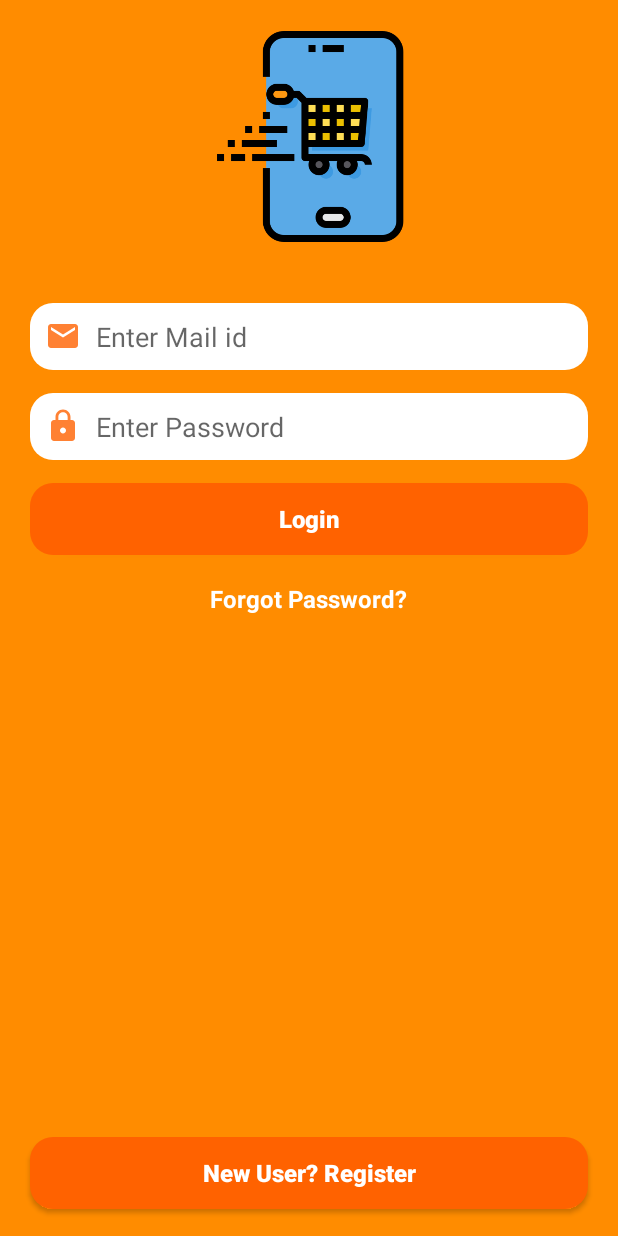
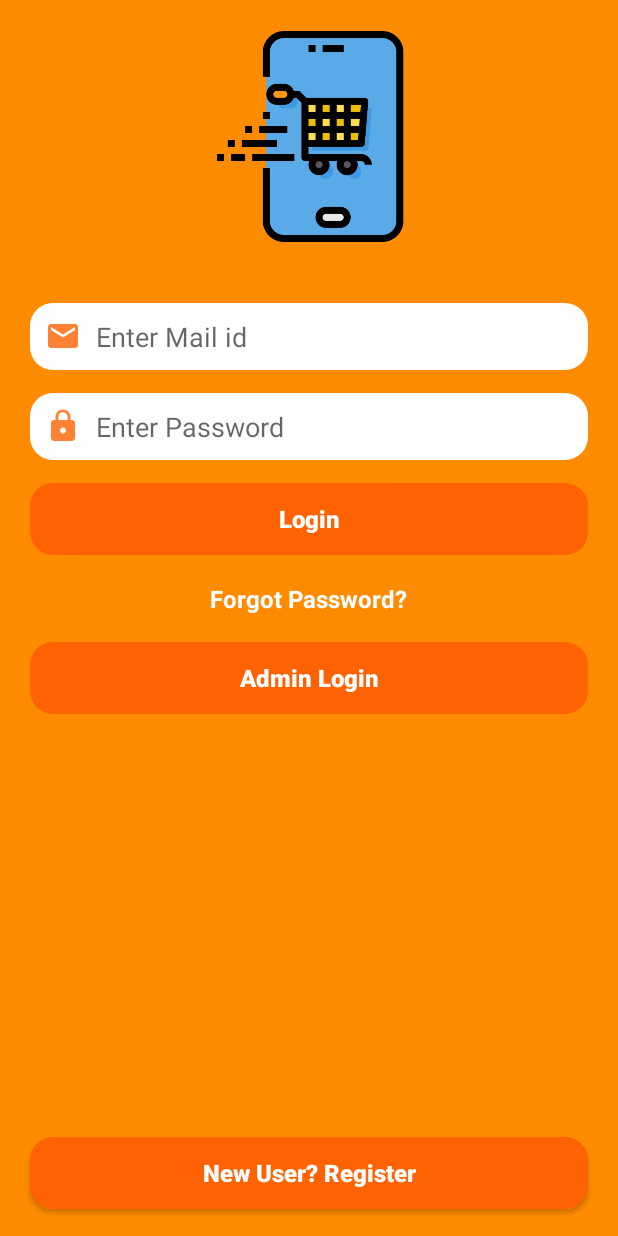
Before and after one commit to georgemani1225/Flipbuy, an Android app: the screen it shows after launch (LoginActivity), on a phone screen of 412 x 824 dp. Run offline under Robolectric (Android 15) with nearby library versions, the phone set to English and light mode, and no system bars; our stand-ins replace Firebase (no records; nobody signed in at launch, a user with empty details on screens opened directly); Roboto replaces fonts that are not available here.

```diff
--- a/app/src/main/AndroidManifest.xml
+++ b/app/src/main/AndroidManifest.xml
@@ -13,6 +13,7 @@
         android:roundIcon="@mipmap/ic_launcher_round"
         android:supportsRtl="true"
         android:theme="@style/AppTheme">
+        <activity android:name=".activity.AdminActivity"></activity>
         <activity
             android:name="activity.RegisterActivity"
             android:parentActivityName="activity.LoginActivity"
@@ -27,7 +28,7 @@
             </intent-filter>
         </activity>
         <activity android:name="activity.LoginActivity" />
-        <activity android:name="com.cmi.flipbuy.activity.MainActivity" />
+        <activity android:name=".activity.MainActivity" />
 
         <meta-data
             android:name="preloaded_fonts"
--- a/app/src/main/java/com/cmi/flipbuy/activity/LoginActivity.kt
+++ b/app/src/main/java/com/cmi/flipbuy/activity/LoginActivity.kt
@@ -1,15 +1,11 @@
 package activity
 
 import android.content.Context
-import android.content.DialogInterface
 import android.content.Intent
 import android.content.SharedPreferences
 import androidx.appcompat.app.AppCompatActivity
 import android.os.Bundle
-import android.util.Patterns
-import android.widget.EditText
 import android.widget.Toast
-import androidx.appcompat.app.AlertDialog
 import com.cmi.flipbuy.R
 import com.cmi.flipbuy.activity.MainActivity
 import com.google.firebase.auth.FirebaseAuth
@@ -45,6 +41,7 @@ class LoginActivity : AppCompatActivity() {
             val intent = Intent(this@LoginActivity, RegisterActivity::class.java)
             startActivity(intent)
         }
+
     }
 
     private fun forgotPassword() {
--- a/app/src/main/java/com/cmi/flipbuy/activity/MainActivity.kt
+++ b/app/src/main/java/com/cmi/flipbuy/activity/MainActivity.kt
@@ -110,14 +110,13 @@ class MainActivity : AppCompatActivity() {
                 R.id.menu_signout -> {
                     val builder = AlertDialog.Builder(this)
                     builder.setTitle("Confirm Signout")
-                    builder.setMessage("Are you sure you want to signout of this app?")
                     builder.setPositiveButton("Signout", DialogInterface.OnClickListener { _, _ ->
                         val intent = Intent(this, LoginActivity::class.java)
                         startActivity(intent)
                         sharedPreferences.edit().clear().apply()
                         finish()
                     })
-                    builder.setNegativeButton("Cancel", DialogInterface.OnClickListener { _, _ -> })
+                    builder.setNegativeButton("Close", DialogInterface.OnClickListener { _, _ -> })
                     builder.show()
                 }
             }
--- a/app/src/main/res/layout/activity_login.xml
+++ b/app/src/main/res/layout/activity_login.xml
@@ -95,6 +95,21 @@
         android:textColor="#ffffff"
         android:textStyle="bold"
         android:textSize="16sp"/>
+    <Button
+        android:id="@+id/btnAdminLogin"
+        android:layout_width="match_parent"
+        android:layout_height="wrap_content"
+        android:layout_below="@+id/txtForgetPassword"
+        android:layout_marginLeft="20dp"
+        android:layout_marginRight="20dp"
+        android:textAllCaps="false"
+        android:layout_marginBottom="18dp"
+        android:background="@drawable/login_button"
+        android:text="Admin Login"
+        android:textColor="#ffffff"
+        android:textStyle="bold"
+        android:textSize="16sp"
+        />
 
 
 </RelativeLayout>
--- a/app/src/main/res/values/strings.xml
+++ b/app/src/main/res/values/strings.xml
@@ -21,4 +21,5 @@
     <string name="my_account">My Account</string>
     <string name="i_m_here_to_sell">I\'m here to sell</string>
     <string name="sign_out">Sign Out</string>
+    <string name="login_as_admin">Login as Admin</string>
 </resources>
```
Also changed, not shown: app/build.gradle (line endings or trailing spaces).
